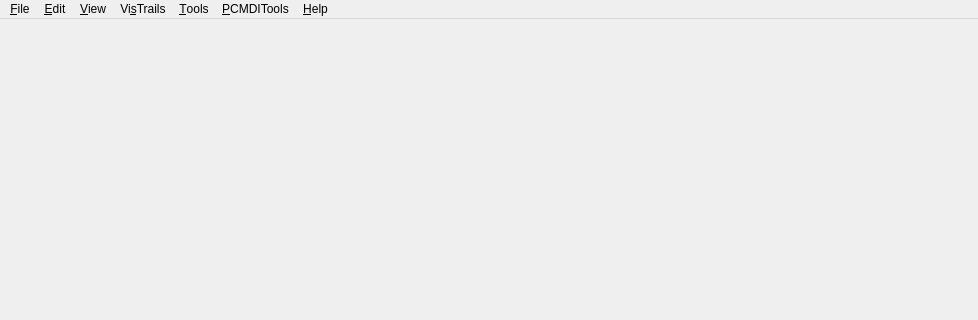
This is vistrails/gui/uvcdat/mainwindow.ui in CDAT/VisTrails as Qt 5 draws it before an edit; both pictures show x 0 to 978 and y 0 to 320 of the 978 by 936 pixel window. The edited form follows.
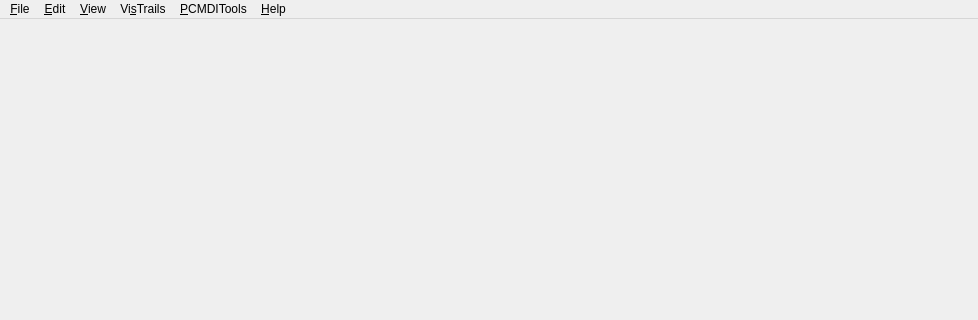
This is the edited form. Icons and pictures are not drawn.

```diff
--- a/vistrails/gui/uvcdat/mainwindow.ui
+++ b/vistrails/gui/uvcdat/mainwindow.ui
@@ -71,7 +71,6 @@
    <addaction name="menuEdit"/>
    <addaction name="menuView"/>
    <addaction name="menuVisTrails"/>
-   <addaction name="menuTools"/>
    <addaction name="menuPCMDITools"/>
    <addaction name="menuHelp"/>
   </widget>
```
